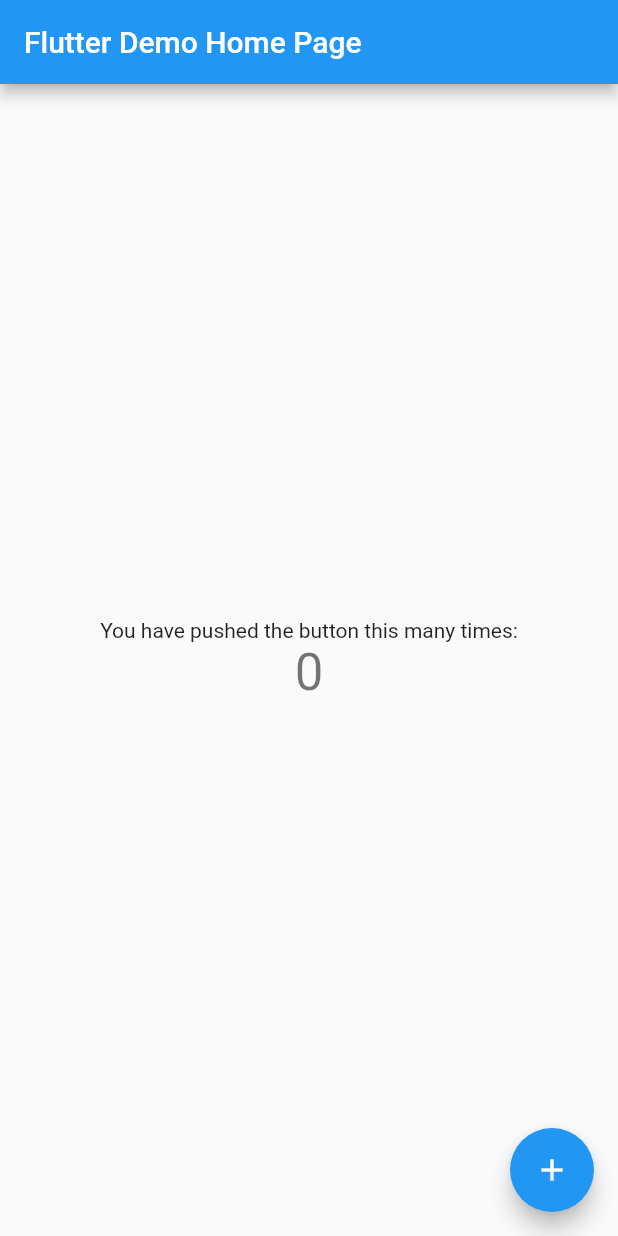
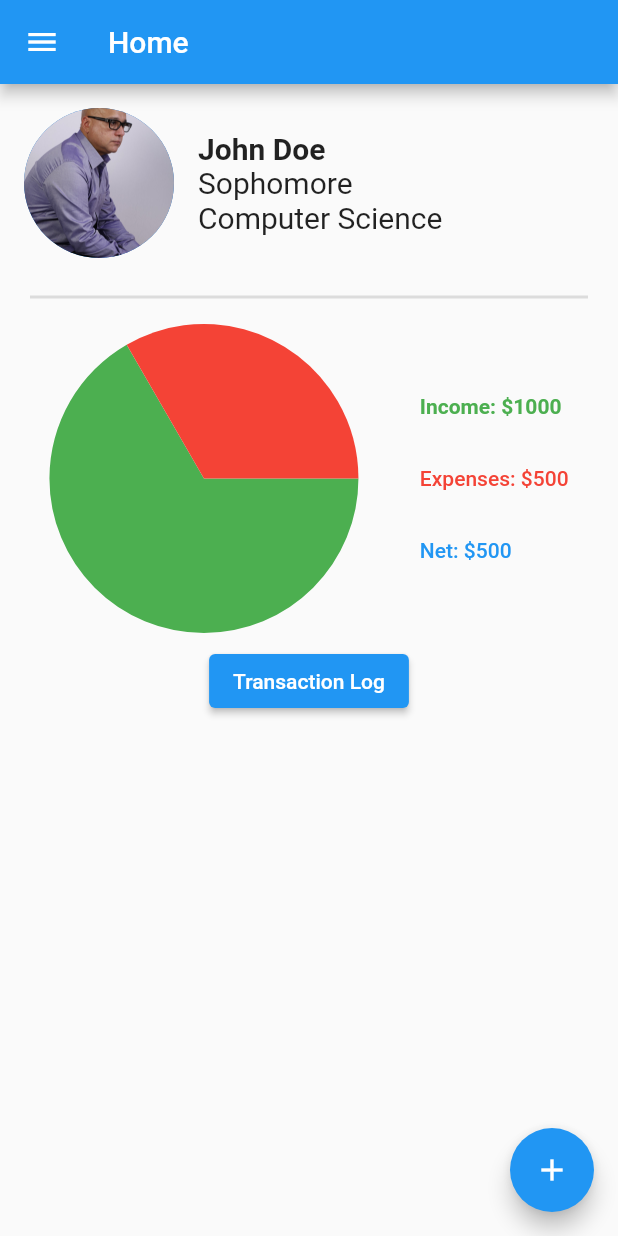
Before and after one commit to jmyrick02/finspace, a Flutter app: the screen it shows after launch, on a phone screen of 412 x 824 dp. Run offline on Flutter 3.47's test engine with Material 2 defaults, Android fonts, the phone set to English and light mode, and no system bars; drawn by our look-alikes of pie_chart.

Commit message:
Homepage basic layout

```diff
--- /dev/null
+++ b/lib/Homepage/home.dart
@@ -0,0 +1,102 @@
+import 'package:finspace/Homepage/income_expense_overview.dart';
+import 'package:flutter/material.dart';
+
+class Home extends StatelessWidget {
+  const Home({Key? key}) : super(key: key);
+
+  @override
+  Widget build(BuildContext context) {
+    return Scaffold(
+      appBar: AppBar(
+        title: const Text('Home'),
+      ),
+      body: Column(
+        children: [
+          Row(
+            children: [
+              const Padding(
+                padding: EdgeInsets.all(16.0),
+                child: CircleAvatar(
+                  backgroundImage: AssetImage('images/person.jpg'),
+                  radius: 50,
+                ),
+              ),
+              Column(
+                crossAxisAlignment: CrossAxisAlignment.start,
+                mainAxisAlignment: MainAxisAlignment.start,
+                children: const [
+                  Text(
+                    'John Doe',
+                    style: TextStyle(fontSize: 20, fontWeight: FontWeight.bold),
+                  ),
+                  Text(
+                    'Sophomore',
+                    style: TextStyle(fontSize: 20),
+                  ),
+                  Text(
+                    'Computer Science',
+                    style: TextStyle(fontSize: 20),
+                  ),
+                ],
+              ),
+            ],
+          ),
+          const Divider(
+            height: 20,
+            thickness: 2,
+            indent: 20,
+            endIndent: 20,
+          ),
+          const IncomeExpenseOverview(),
+          ElevatedButton(
+            onPressed: () => {},
+            child: const Text('Transaction Log'),
+          )
+        ],
+      ),
+      floatingActionButton: FloatingActionButton(
+        onPressed: () => {},
+        child: const Icon(Icons.add),
+      ),
+      drawer: SizedBox(
+        width: 200,
+        child: Drawer(
+          child: Column(
+            mainAxisSize: MainAxisSize.max,
+            mainAxisAlignment: MainAxisAlignment.center,
+            children: [
+              SizedBox(
+                width: 150,
+                child: ElevatedButton(
+                  onPressed: () => {},
+                  child: const Text('Income'),
+                ),
+              ),
+              SizedBox(
+                width: 150,
+                child: ElevatedButton(
+                  onPressed: () => {},
+                  child: const Text('Expenses'),
+                ),
+              ),
+              SizedBox(
+                width: 150,
+                child: ElevatedButton(
+                  onPressed: () => {},
+                  child: const Text('Transaction Log'),
+                ),
+              ),
+              SizedBox(
+                width: 150,
+                child: ElevatedButton(
+                  onPressed: () => {},
+                  child: const Text('Settings'),
+                ),
+              ),
+            ],
+          ),
+        ),
+      ),
+    );
+  }
+}
--- /dev/null
+++ b/lib/Homepage/income_expense_overview.dart
@@ -0,0 +1,53 @@
+import 'package:flutter/material.dart';
+import 'package:pie_chart/pie_chart.dart';
+
+class IncomeExpenseOverview extends StatelessWidget {
+  const IncomeExpenseOverview({Key? key}) : super(key: key);
+
+  @override
+  Widget build(BuildContext context) {
+    return Column(
+      children: [
+        Row(
+          mainAxisAlignment: MainAxisAlignment.spaceEvenly,
+          children: [
+            PieChart(
+              dataMap: const {"Income": 1000, "Expenses": 500},
+              animationDuration: const Duration(milliseconds: 1000),
+              colorList: const [Colors.green, Colors.red],
+              legendOptions: const LegendOptions(showLegends: false),
+              chartValuesOptions:
+                  const ChartValuesOptions(showChartValues: false),
+              chartRadius: MediaQuery.of(context).size.width / 2.0,
+            ),
+            Column(
+              crossAxisAlignment: CrossAxisAlignment.start,
+              children: [
+                TextButton(
+                  onPressed: () => {},
+                  child: const Text(
+                    'Income: \$1000',
+                    style: TextStyle(
+                        color: Colors.green, fontWeight: FontWeight.bold),
+                  ),
+                ),
+                TextButton(
+                  onPressed: () => {},
+                  child: const Text(
+                    'Expenses: \$500',
+                    style: TextStyle(color: Colors.red),
+                  ),
+                ),
+                // ignore: prefer_const_constructors
+                TextButton(
+                  onPressed: () => {},
+                  child: const Text('Net: \$500'),
+                ),
+              ],
+            ),
+          ],
+        ),
+      ],
+    );
+  }
+}
--- a/lib/main.dart
+++ b/lib/main.dart
@@ -1,3 +1,4 @@
+import 'package:finspace/Homepage/home.dart';
 import 'package:flutter/material.dart';
 
 void main() {
@@ -7,109 +8,10 @@
 class MyApp extends StatelessWidget {
   const MyApp({Key? key}) : super(key: key);
 
-  // This widget is the root of your application.
   @override
   Widget build(BuildContext context) {
-    return MaterialApp(
-      title: 'Flutter Demo',
-      theme: ThemeData(
-        // This is the theme of your application.
-        //
-        // Try running your application with "flutter run". You'll see the
-        // application has a blue toolbar. Then, without quitting the app, try
-        // changing the primarySwatch below to Colors.green and then invoke
-        // "hot reload" (press "r" in the console where you ran "flutter run",
-        // or simply save your changes to "hot reload" in a Flutter IDE).
-        // Notice that the counter didn't reset back to zero; the application
-        // is not restarted.
-        primarySwatch: Colors.blue,
-      ),
-      home: const MyHomePage(title: 'Flutter Demo Home Page'),
+    return const MaterialApp(
+      home: Home(),
     );
   }
 }
-
-class MyHomePage extends StatefulWidget {
-  const MyHomePage({Key? key, required this.title}) : super(key: key);
-
-  // This widget is the home page of your application. It is stateful, meaning
-  // that it has a State object (defined below) that contains fields that affect
-  // how it looks.
-
-  // This class is the configuration for the state. It holds the values (in this
-  // case the title) provided by the parent (in this case the App widget) and
-  // used by the build method of the State. Fields in a Widget subclass are
-  // always marked "final".
-
-  final String title;
-
-  @override
-  State<MyHomePage> createState() => _MyHomePageState();
-}
-
-class _MyHomePageState extends State<MyHomePage> {
-  int _counter = 0;
-
-  void _incrementCounter() {
-    setState(() {
-      // This call to setState tells the Flutter framework that something has
-      // changed in this State, which causes it to rerun the build method below
-      // so that the display can reflect the updated values. If we changed
-      // _counter without calling setState(), then the build method would not be
-      // called again, and so nothing would appear to happen.
-      _counter++;
-    });
-  }
-
-  @override
-  Widget build(BuildContext context) {
-    // This method is rerun every time setState is called, for instance as done
-    // by the _incrementCounter method above.
-    //
-    // The Flutter framework has been optimized to make rerunning build methods
-    // fast, so that you can just rebuild anything that needs updating rather
-    // than having to individually change instances of widgets.
-    return Scaffold(
-      appBar: AppBar(
-        // Here we take the value from the MyHomePage object that was created by
-        // the App.build method, and use it to set our appbar title.
-        title: Text(widget.title),
-      ),
-      body: Center(
-        // Center is a layout widget. It takes a single child and positions it
-        // in the middle of the parent.
-        child: Column(
-          // Column is also a layout widget. It takes a list of children and
-          // arranges them vertically. By default, it sizes itself to fit its
-          // children horizontally, and tries to be as tall as its parent.
-          //
-          // Invoke "debug painting" (press "p" in the console, choose the
-          // "Toggle Debug Paint" action from the Flutter Inspector in Android
-          // Studio, or the "Toggle Debug Paint" command in Visual Studio Code)
-          // to see the wireframe for each widget.
-          //
-          // Column has various properties to control how it sizes itself and
-          // how it positions its children. Here we use mainAxisAlignment to
-          // center the children vertically; the main axis here is the vertical
-          // axis because Columns are vertical (the cross axis would be
-          // horizontal).
-          mainAxisAlignment: MainAxisAlignment.center,
-          children: <Widget>[
-            const Text(
-              'You have pushed the button this many times:',
-            ),
-            Text(
-              '$_counter',
-              style: Theme.of(context).textTheme.headline4,
-            ),
-          ],
-        ),
-      ),
-      floatingActionButton: FloatingActionButton(
-        onPressed: _incrementCounter,
-        tooltip: 'Increment',
-        child: const Icon(Icons.add),
-      ), // This trailing comma makes auto-formatting nicer for build methods.
-    );
-  }
-}
--- a/pubspec.yaml
+++ b/pubspec.yaml
@@ -34,6 +34,7 @@
   # The following adds the Cupertino Icons font to your application.
   # Use with the CupertinoIcons class for iOS style icons.
   cupertino_icons: ^1.0.2
+  pie_chart: ^5.1.0
 
 dev_dependencies:
   flutter_test:
@@ -58,9 +59,8 @@
   uses-material-design: true
 
   # To add assets to your application, add an assets section, like this:
-  # assets:
-  #   - images/a_dot_burr.jpeg
-  #   - images/a_dot_ham.jpeg
+  assets:
+    - images/
 
   # An image asset can refer to one or more resolution-specific "variants", see
   # https://flutter.dev/assets-and-images/#resolution-aware.
```
Also changed, not shown: images/person.jpg (added), pubspec.lock.
